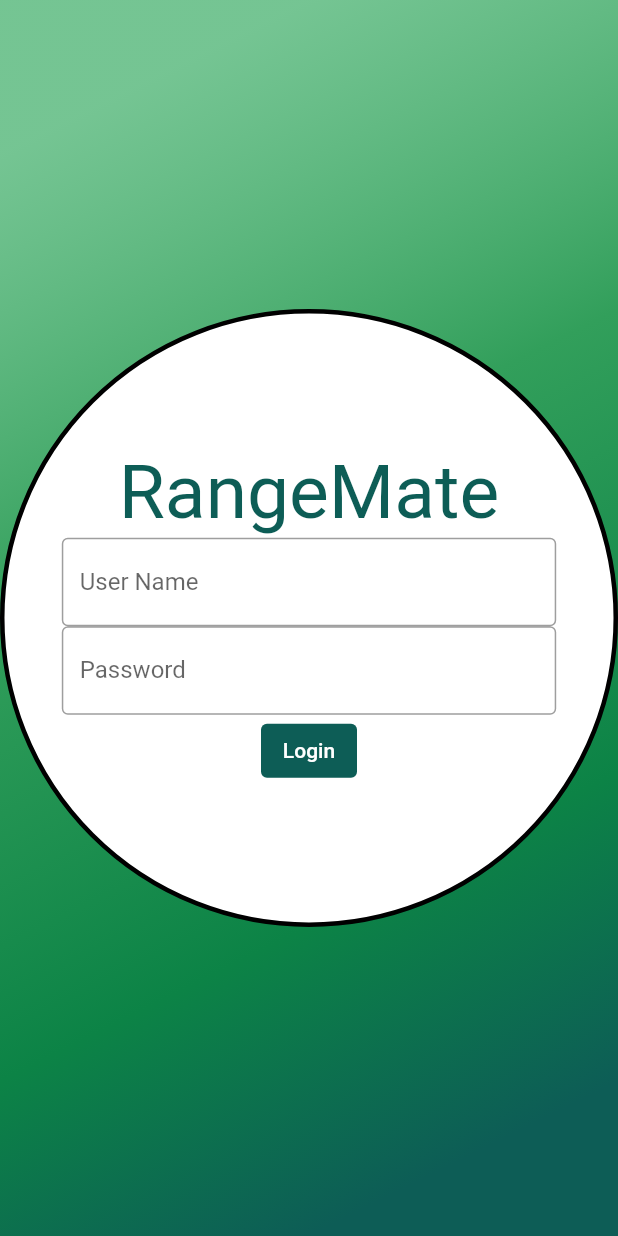
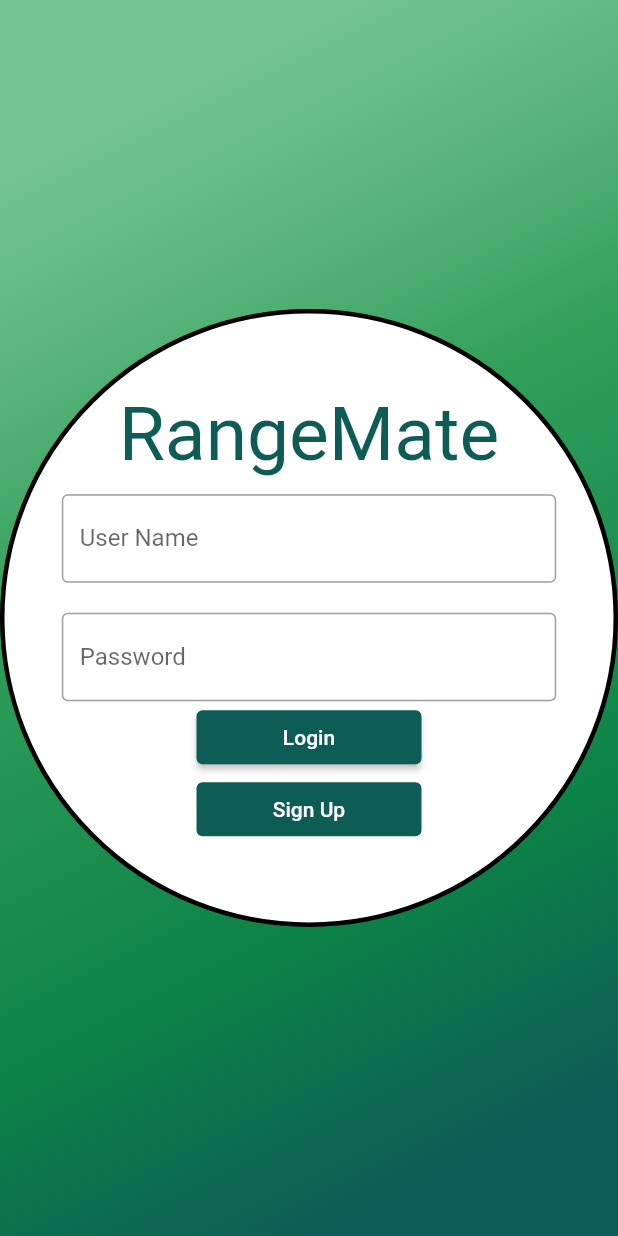
Before and after one commit to AntnioB/SCMU-Project, a Flutter app: the screen it shows after launch, after a tap on "Login", on a phone screen of 412 x 824 dp. Run offline on Flutter 3.47's test engine with Material 2 defaults, Android fonts, the phone set to English and light mode, and no system bars.

Commit message:
Frontend of the login screen done

```diff
--- a/range_mate_app/lib/Screens/Login/login_screen.dart
+++ b/range_mate_app/lib/Screens/Login/login_screen.dart
@@ -13,6 +13,27 @@ class LoginScreen extends StatefulWidget {
 }
 
 class _LoginScreenState extends State<LoginScreen> {
+  final List<TextEditingController> _controller =
+      List.generate(2, (i) => TextEditingController());
+
+  @override
+  void dispose() {
+    for (final controller in _controller) {
+      controller.dispose();
+    }
+    super.dispose();
+  }
+
+  void login() {
+    final username = _controller[0].text;
+    final password = _controller[1].text;
+    //TODO: Add login logic
+  }
+
+  void signUp() {
+    //TODO: Add sign up logic
+  }
+
   @override
   Widget build(BuildContext context) {
     return Scaffold(
@@ -51,29 +72,57 @@ class _LoginScreenState extends State<LoginScreen> {
                         mainAxisAlignment: MainAxisAlignment.center,
                         crossAxisAlignment: CrossAxisAlignment.center,
                         children: [
-                          const TextField(
-                            decoration: InputDecoration(
+                          Container(
+                              padding: const EdgeInsets.fromLTRB(0, 10, 0, 10),
+                              child: TextField(
+                                controller: _controller[0],
+                                decoration: const InputDecoration(
                                   border: OutlineInputBorder(),
                                   labelText: 'User Name',
                                   hintText: 'Enter your User Name.',
                                 ),
-                          ),
-                          const TextField(
-                            decoration: InputDecoration(
+                              )),
+                          Container(
+                              padding: const EdgeInsets.fromLTRB(0, 10, 0, 0),
+                              child: TextField(
+                                controller: _controller[1],
+                                obscureText: true,
+                                decoration: const InputDecoration(
                                   border: OutlineInputBorder(),
                                   labelText: 'Password',
-                              hintText: 'Enter your password.',
+                                  hintText: 'Enter your Password.',
                                 ),
-                          ),
-                          TextButton(
+                              )),
+                          SizedBox(
+                            width: 150,
+                            child:ElevatedButton(
                             style: ButtonStyle(
-                              backgroundColor:
-                                  MaterialStateProperty.all<Color>(
+                              backgroundColor: MaterialStateProperty.all<Color>(
                                   const Color(0xFF0D5D56)),
                             ),
-                            onPressed: () {},
-                            child: const Text('Login',
-                              style: TextStyle(color: Colors.white),),)
+                            onPressed: () {
+                              login();
+                            },
+                            child: const Text(
+                              'Login',
+                              style: TextStyle(color: Colors.white),
+                            ),
+                          )),
+                          SizedBox(
+                            width: 150,
+                            child: TextButton(
+                            style: ButtonStyle(
+                              backgroundColor: MaterialStateProperty.all<Color>(
+                                  const Color(0xFF0D5D56)),
+                            ),
+                            onPressed: () {
+                              signUp();
+                            },
+                            child: const Text(
+                              'Sign Up',
+                              style: TextStyle(color: Colors.white),
+                            ),
+                          ))
                         ]),
                   )
                 ],
```
Lines whose indentation alone changed are shown as unchanged.
